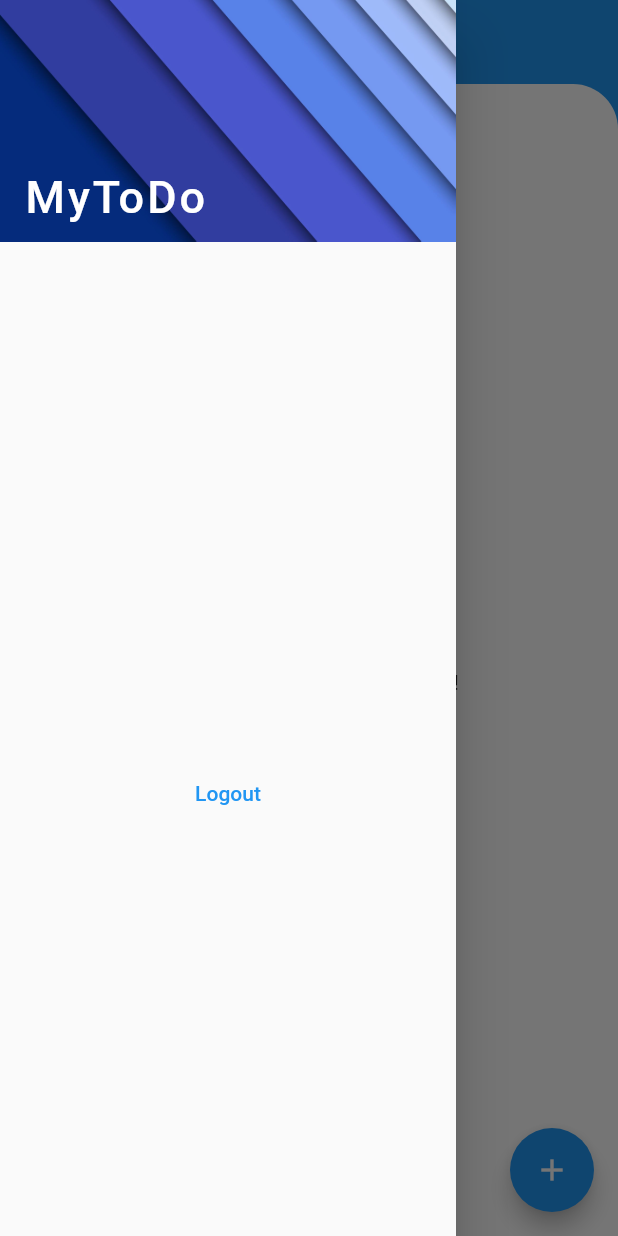
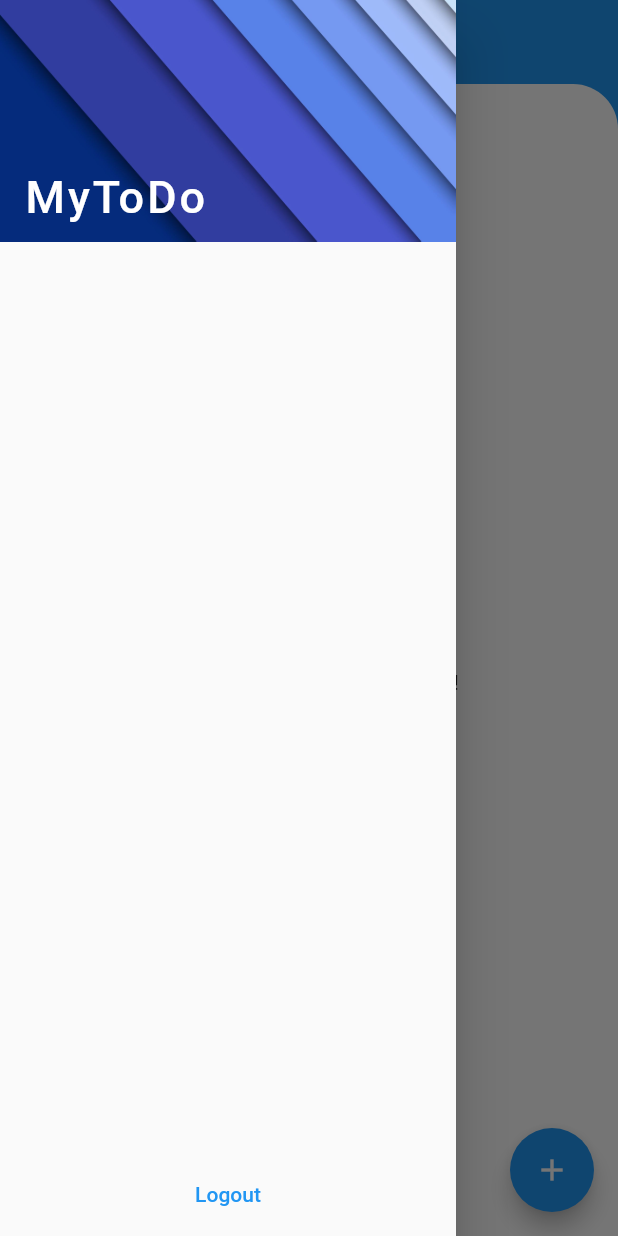
Before and after one commit to v-rowjee/MyToDo, a Flutter app: the screen it shows once a user with an empty profile is signed in, with the side drawer open, on a phone screen of 412 x 824 dp. Run offline on Flutter 3.47's test engine with Material 2 defaults, Android fonts, the phone set to English and light mode, and no system bars; our stand-ins replace firebase_auth, firebase_core, shared_preferences; accounts and stored records are empty.

Commit message:
AndroidManifest.xml

```diff
--- a/lib/pages/homePage.dart
+++ b/lib/pages/homePage.dart
@@ -47,10 +47,11 @@ class _HomePageState extends State<HomePage> {
         elevation: 0,
       ),
       drawer: Drawer(
-        child: ListView(
+        child: Column(
+          crossAxisAlignment: CrossAxisAlignment.start,
           children: [
             const AppDrawerHeader(),
-            const SizedBox(height: 340),
+            const Expanded(child: SizedBox()),
             ListTile(
               title: TextButton(
                   child: const Text('Logout'),
```
Also changed, not shown: 1 other file.
